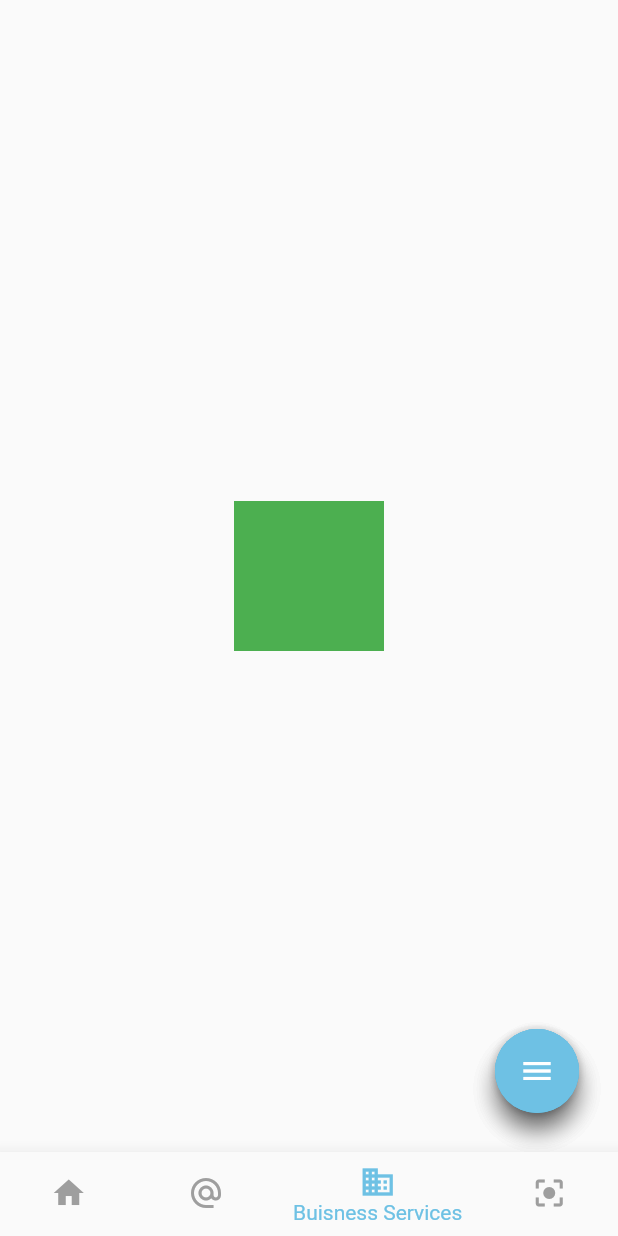
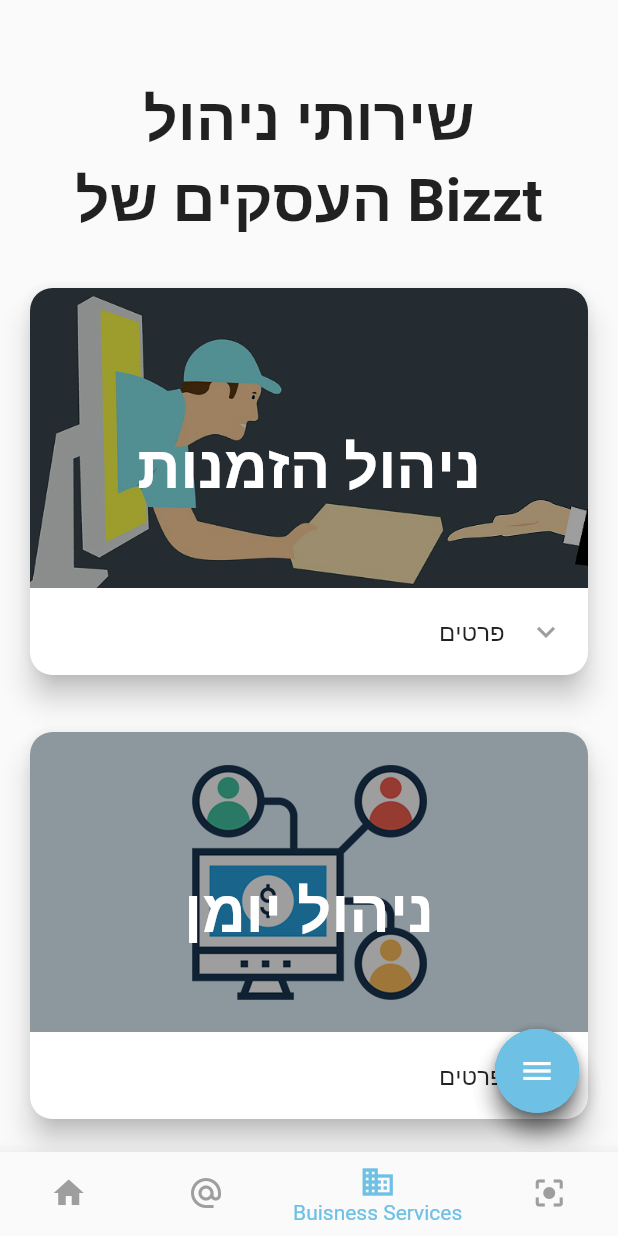
Before and after one commit to Bahaaib/BizztApp, a Flutter app: the screen it shows after launch, item 3 of the bottom bar chosen, on a phone screen of 412 x 824 dp. Run offline on Flutter 3.47's test engine with Material 2 defaults, Android fonts, the phone set to English and light mode, and no system bars.

Commit message:
added business section

```diff
--- a/lib/shared_widgets/business_services.dart
+++ b/lib/shared_widgets/business_services.dart
@@ -1,14 +1,89 @@
 import 'package:flutter/material.dart';
+import 'package:bizzt_app/shared_widgets/custom_tile.dart';
+import 'package:bizzt_app/utils/text_utils.dart';
 
-class BusinessServicesSection extends StatelessWidget {
+class BusinessServicesSection extends StatefulWidget {
+  BusinessState createState() => BusinessState();
+}
+
+class BusinessState extends State<BusinessServicesSection> {
   @override
   Widget build(BuildContext context) {
+    return OrientationBuilder(builder: (context, orientation) {
+      double _width = MediaQuery.of(context).size.width;
+
+      return ListView.builder(
+          itemCount: TextUtils.businessServicesTitles.length,
+          itemBuilder: (BuildContext context, int position) =>
+              _buildListItems(context, position, _width));
+    });
+  }
+
+  Widget _buildListItems(BuildContext context, int position, double width) {
+    if (position == 0) {
+      return Center(
+        child: Padding(
+          padding:
+          EdgeInsets.only(top: 50.0, right: 20.0, left: 20.0, bottom: 20.0),
+          child: Text(
+            'שירותי ניהול העסקים של Bizzt',
+            textAlign: TextAlign.center,
+            style: TextStyle(fontSize: 40.0, fontWeight: FontWeight.bold),
+          ),
+        ),
+      );
+    }
     return Center(
-      child: Container(
-        width: 100,
-        height: 100,
-        color: Colors.green,
-      ),
-    );
+        child: Container(
+            margin:
+            EdgeInsets.only(top: 10.0, bottom: position == 8 ? 70.0 : 20.0),
+            width: 380,
+            child: Card(
+              elevation: 8,
+              shape: RoundedRectangleBorder(
+                  borderRadius: BorderRadius.circular(15.0)),
+              child: Stack(children: <Widget>[
+                Container(
+                  height: 200.0,
+                  decoration: BoxDecoration(
+                      borderRadius: BorderRadius.only(
+                          topLeft: Radius.circular(15.0),
+                          topRight: Radius.circular(15.0)),
+                      image: DecorationImage(
+                          colorFilter:
+                          ColorFilter.mode(Colors.grey, BlendMode.multiply),
+                          image: AssetImage(
+                              TextUtils.businessServicesImages[position]),
+                          fit: BoxFit.cover)),
+                ),
+                Center(
+                  child: Padding(
+                    padding: EdgeInsets.only(top: 90.0),
+                    child: Text(
+                      TextUtils.businessServicesTitles[position],
+                      style: TextStyle(
+                          fontSize: 40.0,
+                          color: Colors.white,
+                          fontWeight: FontWeight.bold),
+                    ),
+                  ),
+                ),
+                Padding(
+                  padding: EdgeInsets.only(top: 200.0),
+                  child: CustomExpansionTile(
+                    title: Text('פרטים'),
+                    children: <Widget>[
+                      Padding(
+                          padding: EdgeInsets.only(
+                              left: 12.0, right: 20.0, bottom: 10.0),
+                          child: Text(
+                            TextUtils.businessServicesDetails[position],
+                            textAlign: TextAlign.right,
+                          ))
+                    ],
+                  ),
+                )
+              ]),
+            )));
   }
 }
--- a/lib/utils/text_utils.dart
+++ b/lib/utils/text_utils.dart
@@ -39,8 +39,8 @@
 
   static List<String> businessServicesDetails = [
     '',
-    'קורה לכם שאתם מוצאים עצמכם מבולבלים בין עשרות ההזמנות? זקוקים לפתרונות יעילים? במערכת שלנו לניהול הזמנות תמצאו מענה ראוי לעסקים הזקוקים לקצת סדר'
-        'מערכת ניהול יומן חכמה של חברתנו bizzt, תספק לכם את הסדר הנחוץ לכל העסק. המערכת יעילה לקביעת פגישות, תורים, שירותים מקצועיים ועוד',
+    'קורה לכם שאתם מוצאים עצמכם מבולבלים בין עשרות ההזמנות? זקוקים לפתרונות יעילים? במערכת שלנו לניהול הזמנות תמצאו מענה ראוי לעסקים הזקוקים לקצת סדר',
+    'מערכת ניהול יומן חכמה של חברתנו bizzt, תספק לכם את הסדר הנחוץ לכל העסק. המערכת יעילה לקביעת פגישות, תורים, שירותים מקצועיים ועוד',
     'מחפשים לעשות סדר בפניות מלקוחות חדשים? מעוניינים במערכת בקרה מסודרת? מערכת לניהול לידים של חברתנו, תספק לכם את הפתרונות לכך',
     'מעוניינים לשמור על קשר על הלקוחות הקיימים אך לא יודעים כיצד לעשות זאת? מערכת ניהול לקוחות חכמה ומתקדמת תעשה זאת במקומכם',
     'קטגוריה זו מיועדת לבעלי העסקים המעוניינים לשפר ולמצות את היכולות הטמונות בעסק שלכם. כאן תמצאו חוקים ומידע הקשורים לעולם העסקים - קטנים וגדולים כאחד',
@@ -70,6 +70,6 @@
     'assets/laws.png',
     'assets/start.jpg',
     'assets/courses.png',
-    'assets/crm.jpg',
+    'assets/crm.png',
   ];
 }
--- a/pubspec.yaml
+++ b/pubspec.yaml
@@ -41,4 +41,4 @@
     - assets/laws.png
     - assets/start.jpg
     - assets/courses.png
-    - assets/crm.jpg
+    - assets/crm.png
```
